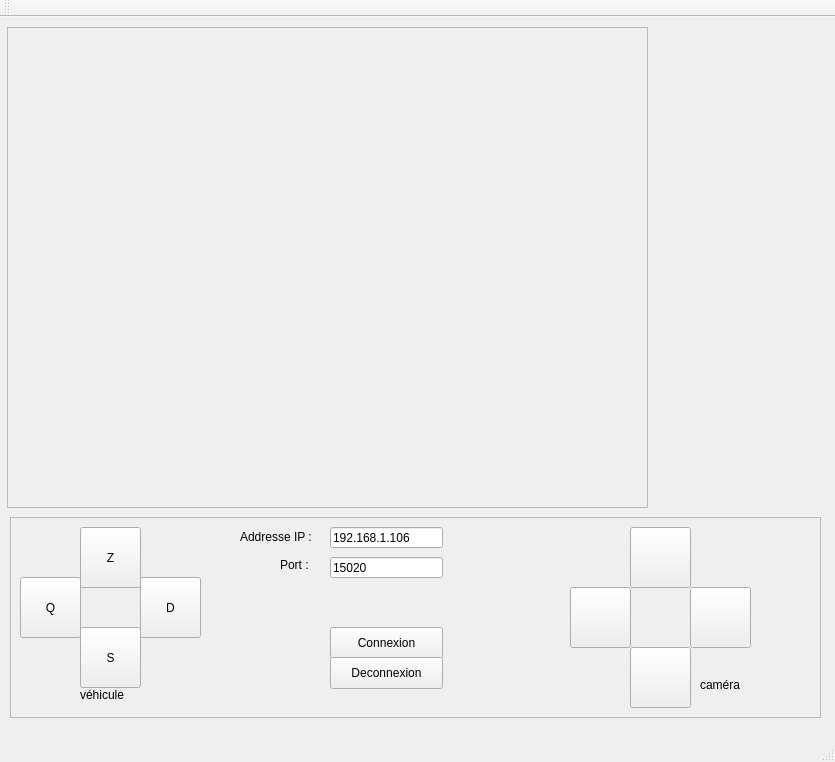
Above: wifibot/mainwindow.ui from armen953/WifiBot before the change. Below: the same form after it.
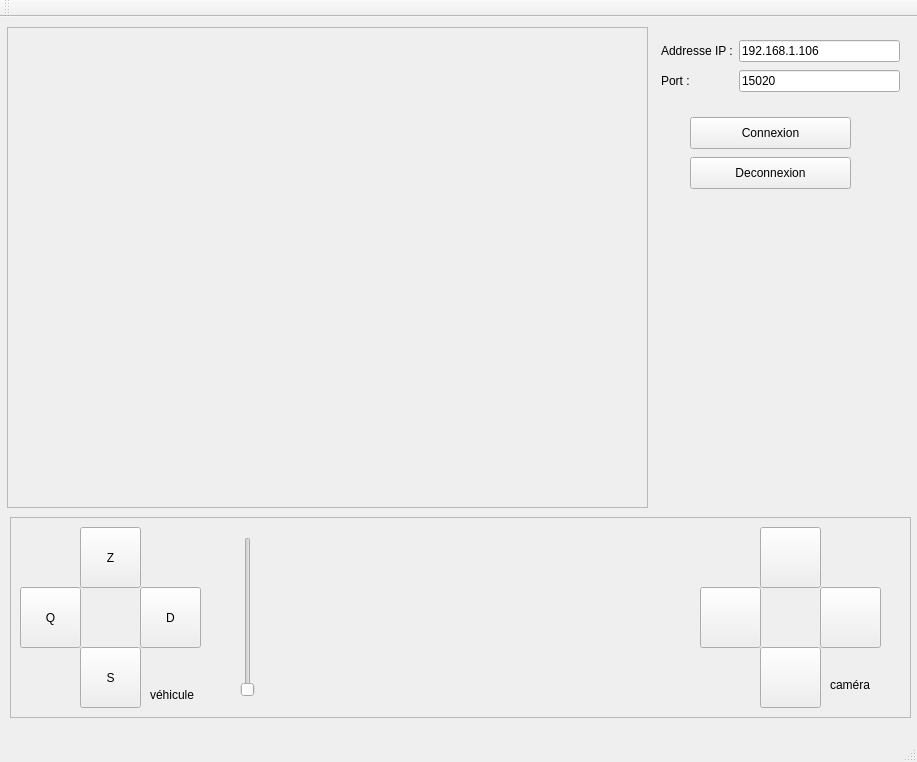
That is the form after the change.

Diff of the .ui file:
```diff
--- a/wifibot/mainwindow.ui
+++ b/wifibot/mainwindow.ui
@@ -6,7 +6,7 @@
    <rect>
     <x>0</x>
     <y>0</y>
-    <width>835</width>
+    <width>917</width>
     <height>762</height>
    </rect>
   </property>
@@ -19,7 +19,7 @@
      <rect>
       <x>10</x>
       <y>500</y>
-      <width>811</width>
+      <width>901</width>
       <height>201</height>
      </rect>
     </property>
@@ -33,7 +33,7 @@
      <property name="geometry">
       <rect>
        <x>70</x>
-       <y>110</y>
+       <y>130</y>
        <width>61</width>
        <height>61</height>
       </rect>
@@ -46,7 +46,7 @@
      <property name="geometry">
       <rect>
        <x>10</x>
-       <y>60</y>
+       <y>70</y>
        <width>61</width>
        <height>61</height>
       </rect>
@@ -72,7 +72,7 @@
      <property name="geometry">
       <rect>
        <x>130</x>
-       <y>60</y>
+       <y>70</y>
        <width>61</width>
        <height>61</height>
       </rect>
@@ -81,36 +81,10 @@
       <string>D</string>
      </property>
     </widget>
-    <widget class="QPushButton" name="btnConnect">
-     <property name="geometry">
-      <rect>
-       <x>320</x>
-       <y>110</y>
-       <width>113</width>
-       <height>32</height>
-      </rect>
-     </property>
-     <property name="text">
-      <string>Connexion</string>
-     </property>
-    </widget>
-    <widget class="QPushButton" name="btnDeconnect">
-     <property name="geometry">
-      <rect>
-       <x>320</x>
-       <y>140</y>
-       <width>113</width>
-       <height>32</height>
-      </rect>
-     </property>
-     <property name="text">
-      <string>Deconnexion</string>
-     </property>
-    </widget>
     <widget class="QToolButton" name="haut">
      <property name="geometry">
       <rect>
-       <x>620</x>
+       <x>750</x>
        <y>10</y>
        <width>61</width>
        <height>61</height>
@@ -123,7 +97,7 @@
     <widget class="QToolButton" name="bas">
      <property name="geometry">
       <rect>
-       <x>620</x>
+       <x>750</x>
        <y>130</y>
        <width>61</width>
        <height>61</height>
@@ -136,7 +110,7 @@
     <widget class="QToolButton" name="droite">
      <property name="geometry">
       <rect>
-       <x>680</x>
+       <x>810</x>
        <y>70</y>
        <width>61</width>
        <height>61</height>
@@ -149,7 +123,7 @@
     <widget class="QToolButton" name="gauche">
      <property name="geometry">
       <rect>
-       <x>560</x>
+       <x>690</x>
        <y>70</y>
        <width>61</width>
        <height>61</height>
@@ -159,62 +133,10 @@
       <string/>
      </property>
     </widget>
-    <widget class="QLineEdit" name="hostname">
-     <property name="geometry">
-      <rect>
-       <x>320</x>
-       <y>10</y>
-       <width>113</width>
-       <height>21</height>
-      </rect>
-     </property>
-     <property name="text">
-      <string>192.168.1.106</string>
-     </property>
-    </widget>
-    <widget class="QLineEdit" name="port">
-     <property name="geometry">
-      <rect>
-       <x>320</x>
-       <y>40</y>
-       <width>113</width>
-       <height>21</height>
-      </rect>
-     </property>
-     <property name="text">
-      <string>15020</string>
-     </property>
-    </widget>
-    <widget class="QLabel" name="label">
-     <property name="geometry">
-      <rect>
-       <x>230</x>
-       <y>10</y>
-       <width>91</width>
-       <height>20</height>
-      </rect>
-     </property>
-     <property name="text">
-      <string>Addresse IP :</string>
-     </property>
-    </widget>
-    <widget class="QLabel" name="label_2">
-     <property name="geometry">
-      <rect>
-       <x>270</x>
-       <y>40</y>
-       <width>41</width>
-       <height>16</height>
-      </rect>
-     </property>
-     <property name="text">
-      <string>Port :</string>
-     </property>
-    </widget>
     <widget class="QLabel" name="label_3">
      <property name="geometry">
       <rect>
-       <x>70</x>
+       <x>140</x>
        <y>170</y>
        <width>60</width>
        <height>16</height>
@@ -227,7 +149,7 @@
     <widget class="QLabel" name="label_4">
      <property name="geometry">
       <rect>
-       <x>690</x>
+       <x>820</x>
        <y>160</y>
        <width>60</width>
        <height>16</height>
@@ -237,6 +159,19 @@
       <string>caméra</string>
      </property>
     </widget>
+    <widget class="QSlider" name="verticalSlider">
+     <property name="geometry">
+      <rect>
+       <x>230</x>
+       <y>20</y>
+       <width>16</width>
+       <height>160</height>
+      </rect>
+     </property>
+     <property name="orientation">
+      <enum>Qt::Vertical</enum>
+     </property>
+    </widget>
    </widget>
    <widget class="QFrame" name="frame_2">
     <property name="geometry">
@@ -254,6 +189,80 @@
      <enum>QFrame::Raised</enum>
     </property>
    </widget>
+   <widget class="QWidget" name="gridLayoutWidget">
+    <property name="geometry">
+     <rect>
+      <x>650</x>
+      <y>10</y>
+      <width>261</width>
+      <height>80</height>
+     </rect>
+    </property>
+    <layout class="QGridLayout" name="gridLayout">
+     <item row="0" column="1">
+      <widget class="QLineEdit" name="hostname">
+       <property name="text">
+        <string>192.168.1.106</string>
+       </property>
+      </widget>
+     </item>
+     <item row="0" column="0">
+      <widget class="QLabel" name="label">
+       <property name="text">
+        <string>Addresse IP :</string>
+       </property>
+      </widget>
+     </item>
+     <item row="1" column="0">
+      <widget class="QLabel" name="label_2">
+       <property name="text">
+        <string>Port :</string>
+       </property>
+      </widget>
+     </item>
+     <item row="1" column="1">
+      <widget class="QLineEdit" name="port">
+       <property name="text">
+        <string>15020</string>
+       </property>
+      </widget>
+     </item>
+    </layout>
+   </widget>
+   <widget class="QPushButton" name="btnConnect">
+    <property name="geometry">
+     <rect>
+      <x>690</x>
+      <y>100</y>
+      <width>161</width>
+      <height>32</height>
+     </rect>
+    </property>
+    <property name="text">
+     <string>Connexion</string>
+    </property>
+   </widget>
+   <widget class="QPushButton" name="btnDeconnect">
+    <property name="geometry">
+     <rect>
+      <x>690</x>
+      <y>140</y>
+      <width>161</width>
+      <height>32</height>
+     </rect>
+    </property>
+    <property name="text">
+     <string>Deconnexion</string>
+    </property>
+   </widget>
+   <zorder>frame</zorder>
+   <zorder>frame_2</zorder>
+   <zorder>gridLayoutWidget</zorder>
+   <zorder>btnConnect</zorder>
+   <zorder>btnDeconnect</zorder>
+   <zorder>gridLayoutWidget</zorder>
+   <zorder>btnConnect</zorder>
+   <zorder>btnDeconnect</zorder>
   </widget>
   <widget class="QMenuBar" name="menuBar">
    <property name="geometry">
```
Left out of the diff: 3 changed lines with no effect on the pictures.
